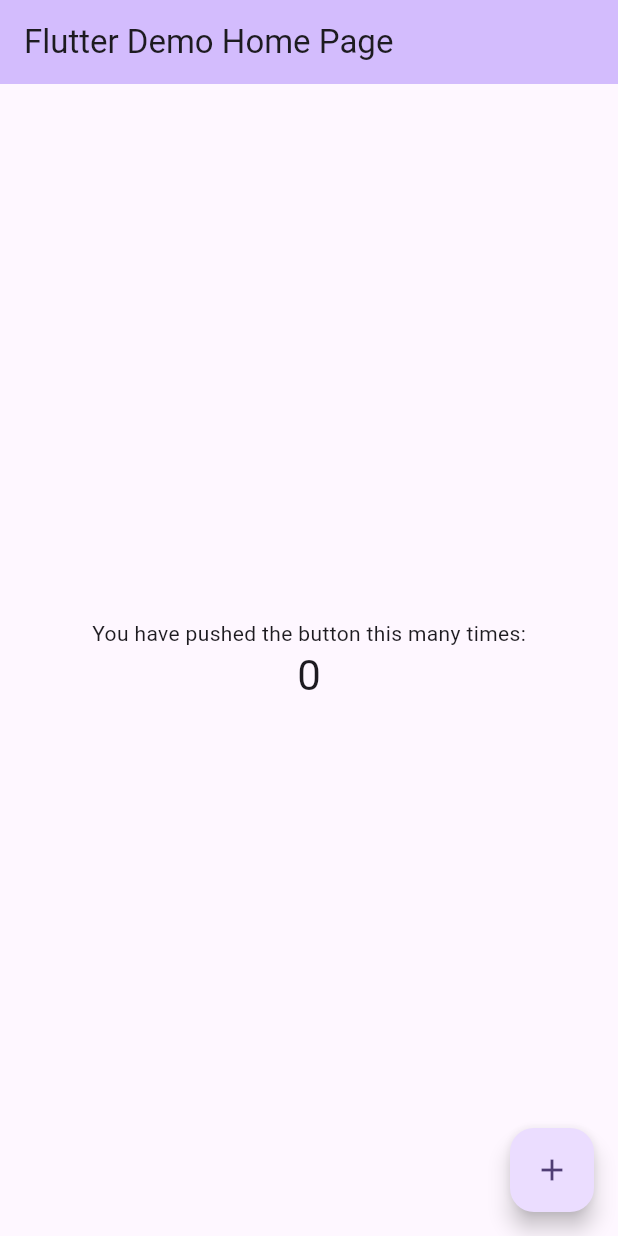
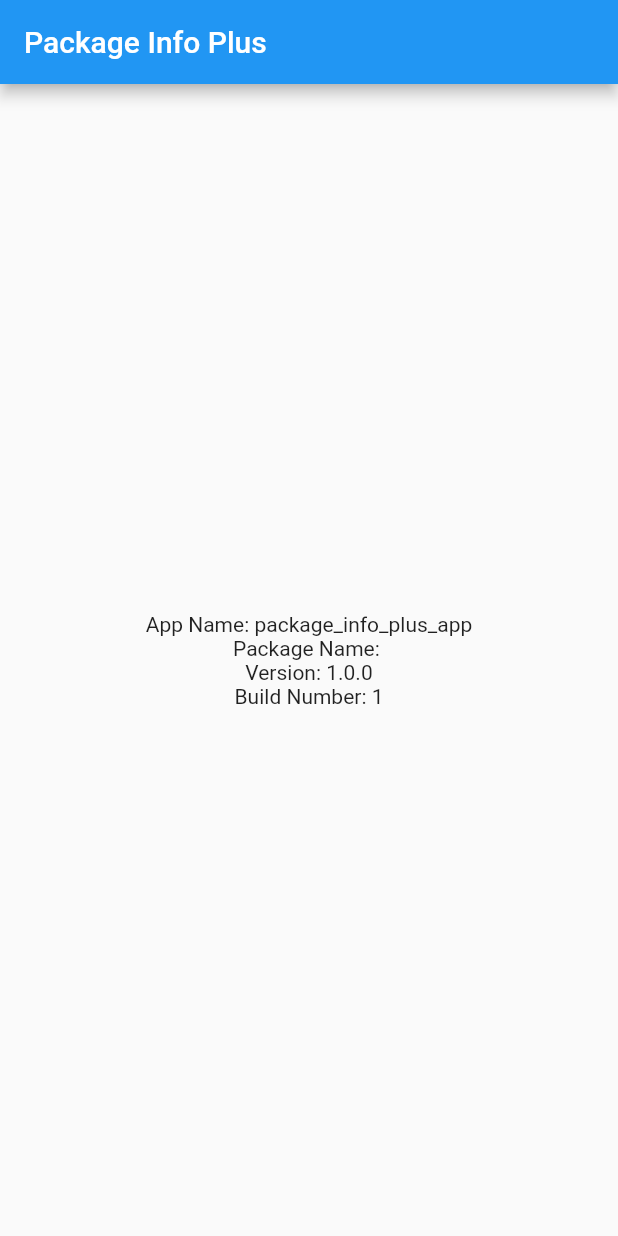
Before and after one commit to takuowake/package_info_plus_app, a Flutter app: the screen it shows after launch, on a phone screen of 412 x 824 dp. Run offline on Flutter 3.47's test engine with Material 2 defaults, Android fonts, the phone set to English and light mode, and no system bars; our stand-ins replace package_info_plus.

Commit message:
add package_info_plus

```diff
--- a/lib/main.dart
+++ b/lib/main.dart
@@ -1,125 +1,62 @@
 import 'package:flutter/material.dart';
+import 'package:package_info_plus/package_info_plus.dart';
 
 void main() {
   runApp(const MyApp());
 }
 
 class MyApp extends StatelessWidget {
-  const MyApp({super.key});
+  const MyApp({Key? key}) : super(key: key);
 
-  // This widget is the root of your application.
   @override
   Widget build(BuildContext context) {
     return MaterialApp(
       title: 'Flutter Demo',
       theme: ThemeData(
-        // This is the theme of your application.
-        //
-        // TRY THIS: Try running your application with "flutter run". You'll see
-        // the application has a blue toolbar. Then, without quitting the app,
-        // try changing the seedColor in the colorScheme below to Colors.green
-        // and then invoke "hot reload" (save your changes or press the "hot
-        // reload" button in a Flutter-supported IDE, or press "r" if you used
-        // the command line to start the app).
-        //
-        // Notice that the counter didn't reset back to zero; the application
-        // state is not lost during the reload. To reset the state, use hot
-        // restart instead.
-        //
-        // This works for code too, not just values: Most code changes can be
-        // tested with just a hot reload.
-        colorScheme: ColorScheme.fromSeed(seedColor: Colors.deepPurple),
-        useMaterial3: true,
+        primarySwatch: Colors.blue,
       ),
-      home: const MyHomePage(title: 'Flutter Demo Home Page'),
+      home: const MyHomePage(),
     );
   }
 }
 
-class MyHomePage extends StatefulWidget {
-  const MyHomePage({super.key, required this.title});
+class MyHomePage extends StatelessWidget {
+  const MyHomePage({Key? key}) : super(key: key);
 
-  // This widget is the home page of your application. It is stateful, meaning
-  // that it has a State object (defined below) that contains fields that affect
-  // how it looks.
-
-  // This class is the configuration for the state. It holds the values (in this
-  // case the title) provided by the parent (in this case the App widget) and
-  // used by the build method of the State. Fields in a Widget subclass are
-  // always marked "final".
-
-  final String title;
-
-  @override
-  State<MyHomePage> createState() => _MyHomePageState();
-}
-
-class _MyHomePageState extends State<MyHomePage> {
-  int _counter = 0;
-
-  void _incrementCounter() {
-    setState(() {
-      // This call to setState tells the Flutter framework that something has
-      // changed in this State, which causes it to rerun the build method below
-      // so that the display can reflect the updated values. If we changed
-      // _counter without calling setState(), then the build method would not be
-      // called again, and so nothing would appear to happen.
-      _counter++;
-    });
+  Future<PackageInfo> _getPackageInfo() {
+    return PackageInfo.fromPlatform();
   }
 
   @override
   Widget build(BuildContext context) {
-    // This method is rerun every time setState is called, for instance as done
-    // by the _incrementCounter method above.
-    //
-    // The Flutter framework has been optimized to make rerunning build methods
-    // fast, so that you can just rebuild anything that needs updating rather
-    // than having to individually change instances of widgets.
     return Scaffold(
       appBar: AppBar(
-        // TRY THIS: Try changing the color here to a specific color (to
-        // Colors.amber, perhaps?) and trigger a hot reload to see the AppBar
-        // change color while the other colors stay the same.
-        backgroundColor: Theme.of(context).colorScheme.inversePrimary,
-        // Here we take the value from the MyHomePage object that was created by
-        // the App.build method, and use it to set our appbar title.
-        title: Text(widget.title),
+        title: const Text('Package Info Plus'),
       ),
       body: Center(
-        // Center is a layout widget. It takes a single child and positions it
-        // in the middle of the parent.
-        child: Column(
-          // Column is also a layout widget. It takes a list of children and
-          // arranges them vertically. By default, it sizes itself to fit its
-          // children horizontally, and tries to be as tall as its parent.
-          //
-          // Column has various properties to control how it sizes itself and
-          // how it positions its children. Here we use mainAxisAlignment to
-          // center the children vertically; the main axis here is the vertical
-          // axis because Columns are vertical (the cross axis would be
-          // horizontal).
-          //
-          // TRY THIS: Invoke "debug painting" (choose the "Toggle Debug Paint"
-          // action in the IDE, or press "p" in the console), to see the
-          // wireframe for each widget.
-          mainAxisAlignment: MainAxisAlignment.center,
-          children: <Widget>[
-            const Text(
-              'You have pushed the button this many times:',
-            ),
-            Text(
-              '$_counter',
-              style: Theme.of(context).textTheme.headlineMedium,
-            ),
-          ],
+        child: FutureBuilder<PackageInfo>(
+          future: _getPackageInfo(),
+          builder: (BuildContext context, AsyncSnapshot<PackageInfo> snapshot) {
+            if (snapshot.hasError) {
+              return const Text('ERROR');
+            } else if (!snapshot.hasData) {
+              return const Text('Loading...');
+            }
+
+            final data = snapshot.data!;
+
+            return Column(
+              mainAxisAlignment: MainAxisAlignment.center,
+              children: [
+                Text('App Name: ${data.appName}'),
+                Text('Package Name: ${data.packageName}'),
+                Text('Version: ${data.version}'),
+                Text('Build Number: ${data.buildNumber}'),
+              ],
+            );
+          },
         ),
       ),
-      floatingActionButton: FloatingActionButton(
-        onPressed: _incrementCounter,
-        tooltip: 'Increment',
-        child: const Icon(Icons.add),
-      ), // This trailing comma makes auto-formatting nicer for build methods.
     );
   }
 }
```
Also changed, not shown: 2 other files.
